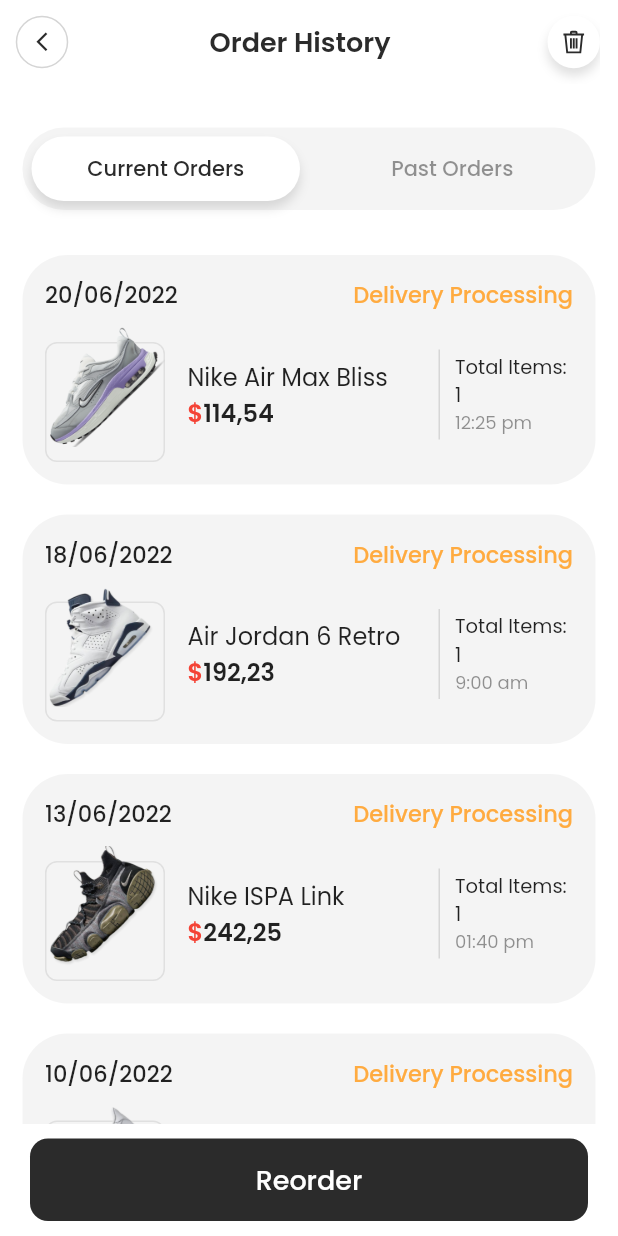
After one commit to VietNgThanh/e_commerce_shop_app, a Flutter app: the OrderHistoryPage screen opened directly, on a phone screen of 412 x 824 dp. The commit adds this screen. Run offline on Flutter 3.47's test engine with Material 2 defaults, Android fonts, the phone set to English and light mode, and no system bars; our stand-ins replace animate_do, carousel_slider, flutter_vector_icons, line_icons; network calls fail.

Commit message:
add order history page

```diff
--- a/lib/pages/home_page.dart
+++ b/lib/pages/home_page.dart
@@ -224,7 +224,7 @@
                 );
               },
               child: FadeIn(
-                duration: Duration(milliseconds: index * 1000),
+                duration: Duration(milliseconds: (index + 1) * 1000),
                 child: SizedBox(
                   width: (size.width - 50) / 2,
                   height: 220,
--- /dev/null
+++ b/lib/pages/order_history_page.dart
@@ -0,0 +1,543 @@
+import 'package:animate_do/animate_do.dart';
+import 'package:e_commerce_shop_app/dummy/order_json.dart';
+import 'package:flutter/material.dart';
+import 'package:line_icons/line_icons.dart';
+
+import '../theme/colors.dart';
+
+class OrderHistoryPage extends StatefulWidget {
+  const OrderHistoryPage({Key? key}) : super(key: key);
+
+  @override
+  State<OrderHistoryPage> createState() => _OrderHistoryPageState();
+}
+
+class _OrderHistoryPageState extends State<OrderHistoryPage> {
+  int pageIndex = 0;
+
+  @override
+  Widget build(BuildContext context) {
+    return SafeArea(
+      child: Scaffold(
+        backgroundColor: primary,
+        appBar: PreferredSize(
+          preferredSize: const Size.fromHeight(60),
+          child: _getAppBar(),
+        ),
+        body: _getBody(),
+        bottomNavigationBar: _getFooter(),
+      ),
+    );
+  }
+
+  Widget _getAppBar() {
+    return Padding(
+      padding: const EdgeInsets.only(right: 12),
+      child: AppBar(
+        elevation: 0,
+        backgroundColor: primary,
+        leading: IconButton(
+          icon: Container(
+            height: 35,
+            width: 35,
+            decoration: BoxDecoration(
+              shape: BoxShape.circle,
+              border: Border.all(
+                color: secondary.withOpacity(.2),
+              ),
+            ),
+            child: const Icon(
+              Icons.arrow_back_ios_new,
+              size: 15,
+              color: secondary,
+            ),
+          ),
+          onPressed: () {
+            Navigator.of(context).pop();
+          },
+        ),
+        title: Text(
+          'Order History',
+          style: TextStyle(
+            fontSize: 18,
+            fontWeight: FontWeight.w600,
+            color: secondary,
+          ),
+        ),
+        centerTitle: true,
+        actions: [
+          Container(
+            height: 35,
+            width: 35,
+            decoration: BoxDecoration(
+              boxShadow: [
+                BoxShadow(
+                  color: secondary.withOpacity(.15),
+                  blurRadius: 5,
+                  offset: Offset(0, 5),
+                ),
+              ],
+              color: white,
+              shape: BoxShape.circle,
+            ),
+            child: const Icon(
+              LineIcons.trash,
+              size: 20,
+              color: secondary,
+            ),
+          ),
+        ],
+      ),
+    );
+  }
+
+  Widget _getBody() {
+    return SingleChildScrollView(
+      padding: const EdgeInsets.all(15),
+      child: Column(
+        children: [
+          const SizedBox(height: 10),
+          _getTabs(),
+          const SizedBox(height: 30),
+          pageIndex == 0
+              ? _getCurrentOrderItemsList()
+              : _getPastOrderItemsList(),
+        ],
+      ),
+    );
+  }
+
+  Widget _getTabs() {
+    var size = MediaQuery.of(context).size;
+    return Container(
+      height: 55,
+      width: size.width,
+      decoration: BoxDecoration(
+        borderRadius: BorderRadius.circular(30),
+        color: secondary.withOpacity(.05),
+      ),
+      child: Row(
+        children: [
+          Expanded(
+            child: Padding(
+              padding: const EdgeInsets.all(6),
+              child: GestureDetector(
+                onTap: () {
+                  setState(() {
+                    pageIndex = 0;
+                  });
+                },
+                child: Container(
+                  height: 50,
+                  decoration: pageIndex == 0
+                      ? BoxDecoration(
+                          color: white,
+                          borderRadius: BorderRadius.circular(30),
+                          boxShadow: [
+                            BoxShadow(
+                              color: secondary.withOpacity(.15),
+                              blurRadius: 5,
+                              offset: const Offset(0, 5),
+                            )
+                          ],
+                        )
+                      : BoxDecoration(),
+                  child: Center(
+                    child: Text(
+                      'Current Orders',
+                      style: TextStyle(
+                        color: pageIndex == 0
+                            ? secondary
+                            : secondary.withOpacity(.5),
+                        fontWeight: FontWeight.w500,
+                      ),
+                    ),
+                  ),
+                ),
+              ),
+            ),
+          ),
+          Expanded(
+            child: Padding(
+              padding: const EdgeInsets.all(6),
+              child: GestureDetector(
+                onTap: () {
+                  setState(() {
+                    pageIndex = 1;
+                  });
+                },
+                child: Container(
+                  decoration: pageIndex == 1
+                      ? BoxDecoration(
+                          color: white,
+                          borderRadius: BorderRadius.circular(30),
+                          boxShadow: [
+                            BoxShadow(
+                              color: secondary.withOpacity(.15),
+                              blurRadius: 5,
+                              offset: const Offset(0, 5),
+                            )
+                          ],
+                        )
+                      : BoxDecoration(),
+                  child: Center(
+                    child: Text(
+                      'Past Orders',
+                      style: TextStyle(
+                        color: pageIndex == 1
+                            ? secondary
+                            : secondary.withOpacity(.5),
+                        fontWeight: FontWeight.w500,
+                      ),
+                    ),
+                  ),
+                ),
+              ),
+            ),
+          )
+        ],
+      ),
+    );
+  }
+
+  Widget _getCurrentOrderItemsList() {
+    var size = MediaQuery.of(context).size;
+    return Column(
+      children: List.generate(
+        currentOrderList.length,
+        (index) => FadeIn(
+          duration: Duration(milliseconds: 300 * (index + 1)),
+          child: Padding(
+            padding: const EdgeInsets.only(bottom: 20),
+            child: Container(
+              width: size.width,
+              decoration: BoxDecoration(
+                color: secondary.withOpacity(.05),
+                borderRadius: BorderRadius.circular(30),
+              ),
+              child: Padding(
+                padding: const EdgeInsets.all(15),
+                child: Column(
+                  children: [
+                    Row(
+                      mainAxisAlignment: MainAxisAlignment.spaceBetween,
+                      children: [
+                        Text(
+                          currentOrderList[index]['date'],
+                          style: TextStyle(
+                            fontSize: 15,
+                            fontWeight: FontWeight.w500,
+                          ),
+                        ),
+                        Text(
+                          'Delivery Processing',
+                          style: TextStyle(
+                            fontSize: 15,
+                            fontWeight: FontWeight.w500,
+                            color: Colors.orangeAccent,
+                          ),
+                        )
+                      ],
+                    ),
+                    const SizedBox(height: 10),
+                    Row(
+                      children: [
+                        SizedBox(
+                          width: size.width - 60,
+                          child: Row(
+                            children: [
+                              SizedBox(
+                                height: 90,
+                                width: 90,
+                                child: Stack(
+                                  children: [
+                                    Positioned(
+                                      top: 10,
+                                      child: Container(
+                                        height: 80,
+                                        width: 80,
+                                        decoration: BoxDecoration(
+                                          borderRadius:
+                                              BorderRadius.circular(8),
+                                          border: Border.all(
+                                            color: secondary.withOpacity(.1),
+                                          ),
+                                        ),
+                                      ),
+                                    ),
+                                    SizedBox(
+                                      height: 80,
+                                      width: 80,
+                                      child: Image.asset(
+                                        currentOrderList[index]['image'],
+                                        fit: BoxFit.cover,
+                                      ),
+                                    )
+                                  ],
+                                ),
+                              ),
+                              const SizedBox(width: 5),
+                              Expanded(
+                                flex: 2,
+                                child: Column(
+                                  crossAxisAlignment: CrossAxisAlignment.start,
+                                  children: [
+                                    Text(
+                                      currentOrderList[index]['name'],
+                                      style: TextStyle(
+                                        fontSize: 16,
+                                      ),
+                                      maxLines: 2,
+                                    ),
+                                    Row(
+                                      children: [
+                                        Text(
+                                          '\$',
+                                          style: TextStyle(
+                                            fontSize: 16,
+                                            fontWeight: FontWeight.w600,
+                                            color: red,
+                                          ),
+                                        ),
+                                        Text(
+                                          currentOrderList[index]['price'],
+                                          style: TextStyle(
+                                            fontSize: 16,
+                                            fontWeight: FontWeight.w600,
+                                          ),
+                                        ),
+                                      ],
+                                    ),
+                                  ],
+                                ),
+                              ),
+                              Padding(
+                                padding:
+                                    const EdgeInsets.symmetric(horizontal: 10),
+                                child: Container(
+                                  height: 60,
+                                  width: 1,
+                                  decoration: BoxDecoration(
+                                    color: secondary.withOpacity(.15),
+                                  ),
+                                ),
+                              ),
+                              Expanded(
+                                child: Column(
+                                  crossAxisAlignment: CrossAxisAlignment.start,
+                                  children: [
+                                    Text(
+                                      'Total Items: 1',
+                                      style: TextStyle(
+                                        fontSize: 13,
+                                      ),
+                                    ),
+                                    Text(
+                                      currentOrderList[index]['time'],
+                                      style: TextStyle(
+                                        fontSize: 12,
+                                        color: secondary.withOpacity(.5),
+                                      ),
+                                    ),
+                                  ],
+                                ),
+                              )
+                            ],
+                          ),
+                        )
+                      ],
+                    ),
+                  ],
+                ),
+              ),
+            ),
+          ),
+        ),
+      ),
+    );
+  }
+
+  Widget _getPastOrderItemsList() {
+    var size = MediaQuery.of(context).size;
+    return Column(
+      children: List.generate(
+        pastOrderList.length,
+        (index) => FadeIn(
+          duration: Duration(milliseconds: 300 * (index + 1)),
+          child: Padding(
+            padding: const EdgeInsets.only(bottom: 20),
+            child: Container(
+              width: size.width,
+              decoration: BoxDecoration(
+                color: secondary.withOpacity(.05),
+                borderRadius: BorderRadius.circular(30),
+              ),
+              child: Padding(
+                padding: const EdgeInsets.all(15),
+                child: Column(
+                  children: [
+                    Row(
+                      mainAxisAlignment: MainAxisAlignment.spaceBetween,
+                      children: [
+                        Text(
+                          pastOrderList[index]['date'],
+                          style: TextStyle(
+                            fontSize: 15,
+                            fontWeight: FontWeight.w500,
+                          ),
+                        ),
+                        Text(
+                          'Delivered',
+                          style: TextStyle(
+                            fontSize: 15,
+                            fontWeight: FontWeight.w500,
+                            color: Colors.green,
+                          ),
+                        )
+                      ],
+                    ),
+                    const SizedBox(height: 10),
+                    Row(
+                      children: [
+                        SizedBox(
+                          width: size.width - 60,
+                          child: Row(
+                            children: [
+                              SizedBox(
+                                height: 90,
+                                width: 90,
+                                child: Stack(
+                                  children: [
+                                    Positioned(
+                                      top: 10,
+                                      child: Container(
+                                        height: 80,
+                                        width: 80,
+                                        decoration: BoxDecoration(
+                                          borderRadius:
+                                              BorderRadius.circular(8),
+                                          border: Border.all(
+                                            color: secondary.withOpacity(.1),
+                                          ),
+                                        ),
+                                      ),
+                                    ),
+                                    SizedBox(
+                                      height: 80,
+                                      width: 80,
+                                      child: Image.asset(
+                                        pastOrderList[index]['image'],
+                                        fit: BoxFit.cover,
+                                      ),
+                                    )
+                                  ],
+                                ),
+                              ),
+                              const SizedBox(width: 5),
+                              Expanded(
+                                flex: 2,
+                                child: Column(
+                                  crossAxisAlignment: CrossAxisAlignment.start,
+                                  children: [
+                                    Text(
+                                      pastOrderList[index]['name'],
+                                      style: TextStyle(
+                                        fontSize: 16,
+                                      ),
+                                      maxLines: 2,
+                                    ),
+                                    Row(
+                                      children: [
+                                        Text(
+                                          '\$',
+                                          style: TextStyle(
+                                            fontSize: 16,
+                                            fontWeight: FontWeight.w600,
+                                            color: red,
+                                          ),
+                                        ),
+                                        Text(
+                                          pastOrderList[index]['price'],
+                                          style: TextStyle(
+                                            fontSize: 16,
+                                            fontWeight: FontWeight.w600,
+                                          ),
+                                        ),
+                                      ],
+                                    ),
+                                  ],
+                                ),
+                              ),
+                              Padding(
+                                padding:
+                                    const EdgeInsets.symmetric(horizontal: 10),
+                                child: Container(
+                                  height: 60,
+                                  width: 1,
+                                  decoration: BoxDecoration(
+                                    color: secondary.withOpacity(.15),
+                                  ),
+                                ),
+                              ),
+                              Expanded(
+                                child: Column(
+                                  crossAxisAlignment: CrossAxisAlignment.start,
+                                  children: [
+                                    Text(
+                                      'Total Items: 1',
+                                      style: TextStyle(
+                                        fontSize: 13,
+                                      ),
+                                    ),
+                                    Text(
+                                      pastOrderList[index]['time'],
+                                      style: TextStyle(
+                                        fontSize: 12,
+                                        color: secondary.withOpacity(.5),
+                                      ),
+                                    ),
+                                  ],
+                                ),
+                              )
+                            ],
+                          ),
+                        )
+                      ],
+                    ),
+                  ],
+                ),
+              ),
+            ),
+          ),
+        ),
+      ),
+    );
+  }
+
+  Widget _getFooter() {
+    return Padding(
+      padding: const EdgeInsets.symmetric(
+        horizontal: 20,
+        vertical: 10,
+      ),
+      child: Container(
+        height: 55,
+        width: double.infinity,
+        decoration: BoxDecoration(
+          color: secondary,
+          borderRadius: BorderRadius.circular(12),
+        ),
+        child: const Center(
+          child: Text(
+            'Reorder',
+            style: TextStyle(
+              fontSize: 18,
+              fontWeight: FontWeight.w500,
+              color: white,
+            ),
+          ),
+        ),
+      ),
+    );
+  }
+}
```
Also changed, not shown: lib/pages/favourite_page.dart (+10 -4 lines).
